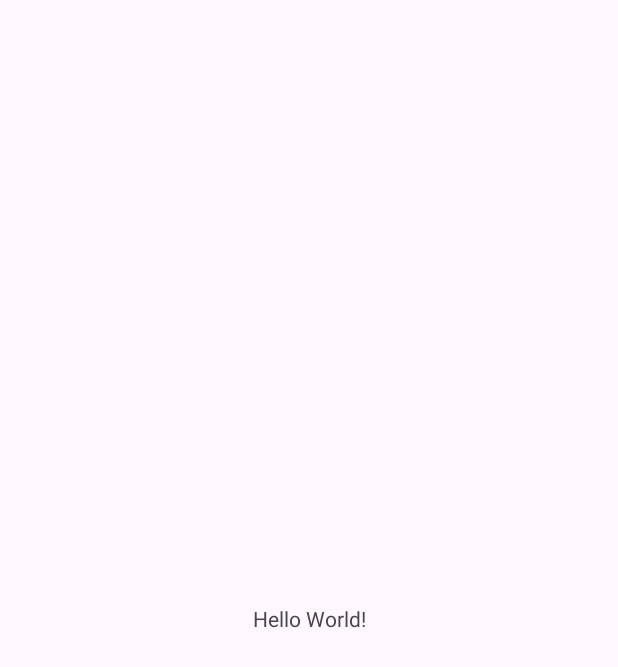
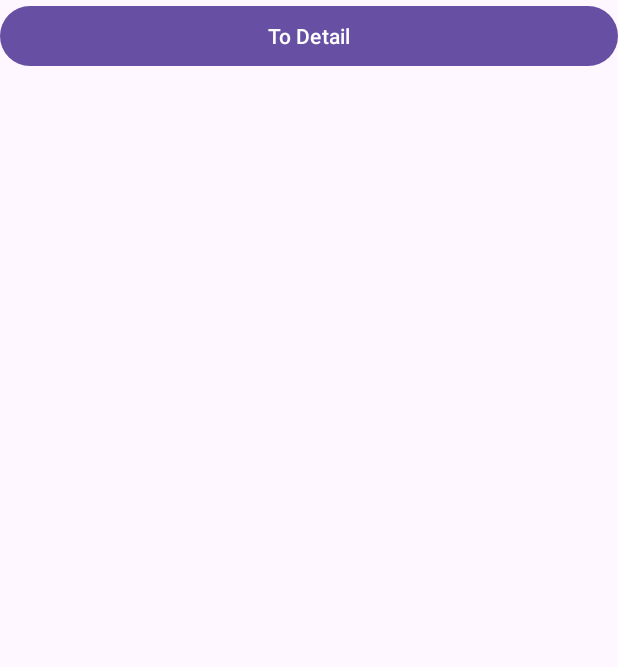
Before and after one commit to raihanadf/github-user-nav-api, an Android app: the screen it shows after launch (MainActivity), on a phone screen of 412 x 824 dp. Before the commit the part shown is almost empty. Shown: the top 667 px of the screen. Run offline under Robolectric (Android 15) with nearby library versions, the phone set to English and light mode, and no system bars.

```diff
--- a/app/src/main/AndroidManifest.xml
+++ b/app/src/main/AndroidManifest.xml
@@ -1,6 +1,9 @@
 <?xml version="1.0" encoding="utf-8"?>
 <manifest xmlns:android="http://schemas.android.com/apk/res/android"
     xmlns:tools="http://schemas.android.com/tools">
+
+    <uses-permission android:name="android.permission.INTERNET" />
+    <uses-permission android:name="android.permission.ACCESS_NETWORK_STATE" />
 
     <application
         android:allowBackup="true"
--- a/app/src/main/java/com/raihan/githubapp/MainActivity.kt
+++ b/app/src/main/java/com/raihan/githubapp/MainActivity.kt
@@ -5,12 +5,19 @@ import androidx.activity.enableEdgeToEdge
 import androidx.appcompat.app.AppCompatActivity
 import androidx.core.view.ViewCompat
 import androidx.core.view.WindowInsetsCompat
+import com.raihan.githubapp.databinding.ActivityMainBinding
 
 class MainActivity : AppCompatActivity() {
+
+    private lateinit var binding: ActivityMainBinding
+
     override fun onCreate(savedInstanceState: Bundle?) {
         super.onCreate(savedInstanceState)
+
+        binding = ActivityMainBinding.inflate(layoutInflater)
+
         enableEdgeToEdge()
-        setContentView(R.layout.activity_main)
+        setContentView(binding.root)
         ViewCompat.setOnApplyWindowInsetsListener(findViewById(R.id.main)) { v, insets ->
             val systemBars = insets.getInsets(WindowInsetsCompat.Type.systemBars())
             v.setPadding(systemBars.left, systemBars.top, systemBars.right, systemBars.bottom)
--- /dev/null
+++ b/app/src/main/java/com/raihan/githubapp/ui/fragment/SearchUserFragment.kt
@@ -0,0 +1,38 @@
+package com.raihan.githubapp.ui.fragment
+
+import android.os.Bundle
+import androidx.fragment.app.Fragment
+import android.view.LayoutInflater
+import android.view.View
+import android.view.ViewGroup
+import androidx.navigation.fragment.findNavController
+import com.raihan.githubapp.databinding.FragmentSearchUserBinding
+
+class SearchUserFragment : Fragment() {
+
+    private var _b: FragmentSearchUserBinding? = null
+    private val b get() = _b!!
+
+    override fun onCreateView(
+        inflater: LayoutInflater, container: ViewGroup?,
+        savedInstanceState: Bundle?
+    ): View {
+        _b = FragmentSearchUserBinding.inflate(inflater, container, false)
+        return b.root
+    }
+
+    override fun onViewCreated(view: View, savedInstanceState: Bundle?) {
+        super.onViewCreated(view, savedInstanceState)
+        // [[ Test: to detail if works ]]
+        b.btnDetail.setOnClickListener {
+            val toDetailUser = SearchUserFragmentDirections.actionSearchUserFragmentToDetailUserFragment()
+            findNavController().navigate(toDetailUser)
+        }
+    }
+
+    override fun onDestroy() {
+        super.onDestroy()
+        _b = null
+    }
+
+}
--- a/app/src/main/res/layout/activity_main.xml
+++ b/app/src/main/res/layout/activity_main.xml
@@ -7,13 +7,12 @@
     android:layout_height="match_parent"
     tools:context=".MainActivity">
 
-    <TextView
-        android:layout_width="wrap_content"
-        android:layout_height="wrap_content"
-        android:text="Hello World!"
-        app:layout_constraintBottom_toBottomOf="parent"
-        app:layout_constraintEnd_toEndOf="parent"
-        app:layout_constraintStart_toStartOf="parent"
-        app:layout_constraintTop_toTopOf="parent" />
+    <androidx.fragment.app.FragmentContainerView
+        android:id="@+id/fragmentContainer"
+        android:name="androidx.navigation.fragment.NavHostFragment"
+        android:layout_width="match_parent"
+        android:layout_height="match_parent"
+        app:defaultNavHost="true"
+        app:navGraph="@navigation/user_navigation" />
 
 </androidx.constraintlayout.widget.ConstraintLayout>
--- /dev/null
+++ b/app/src/main/res/layout/fragment_search_user.xml
@@ -0,0 +1,15 @@
+<?xml version="1.0" encoding="utf-8"?>
+<FrameLayout xmlns:android="http://schemas.android.com/apk/res/android"
+    xmlns:tools="http://schemas.android.com/tools"
+    android:layout_width="match_parent"
+    android:layout_height="match_parent"
+    tools:context=".ui.fragment.SearchUserFragment">
+
+    <Button
+        android:id="@+id/btnDetail"
+        android:layout_width="match_parent"
+        android:layout_height="wrap_content"
+        android:text="To Detail"
+        />
+
+</FrameLayout>
--- /dev/null
+++ b/app/src/main/res/navigation/user_navigation.xml
@@ -0,0 +1,23 @@
+<?xml version="1.0" encoding="utf-8"?>
+<navigation xmlns:android="http://schemas.android.com/apk/res/android"
+    xmlns:app="http://schemas.android.com/apk/res-auto"
+    xmlns:tools="http://schemas.android.com/tools"
+    android:id="@+id/user_navigation"
+    app:startDestination="@id/searchUserFragment">
+
+    <fragment
+        android:id="@+id/searchUserFragment"
+        android:name="com.raihan.githubapp.ui.fragment.SearchUserFragment"
+        android:label="fragment_search_user"
+        tools:layout="@layout/fragment_search_user" >
+        <action
+            android:id="@+id/action_searchUserFragment_to_detailUserFragment"
+            app:destination="@id/detailUserFragment" />
+    </fragment>
+    <fragment
+        android:id="@+id/detailUserFragment"
+        android:name="com.raihan.githubapp.ui.fragment.DetailUserFragment"
+        android:label="fragment_detail_user"
+        tools:layout="@layout/fragment_detail_user" />
+
+</navigation>
--- a/app/src/main/res/values/strings.xml
+++ b/app/src/main/res/values/strings.xml
@@ -1,3 +1,5 @@
 <resources>
     <string name="app_name">Github App</string>
+    <!-- TODO: Remove or change this placeholder text -->
+    <string name="hello_blank_fragment">Hello blank fragment</string>
 </resources>
```
Also changed, not shown: app/build.gradle.kts (+12 -0 lines), app/src/main/java/com/raihan/githubapp/ui/fragment/DetailUserFragment.kt (added, +21 -0 lines), app/src/main/res/layout/fragment_detail_user.xml (added, +14 -0 lines), build.gradle.kts (+9 -0 lines), gradle/libs.versions.toml (+11 -0 lines), 1 other file.
